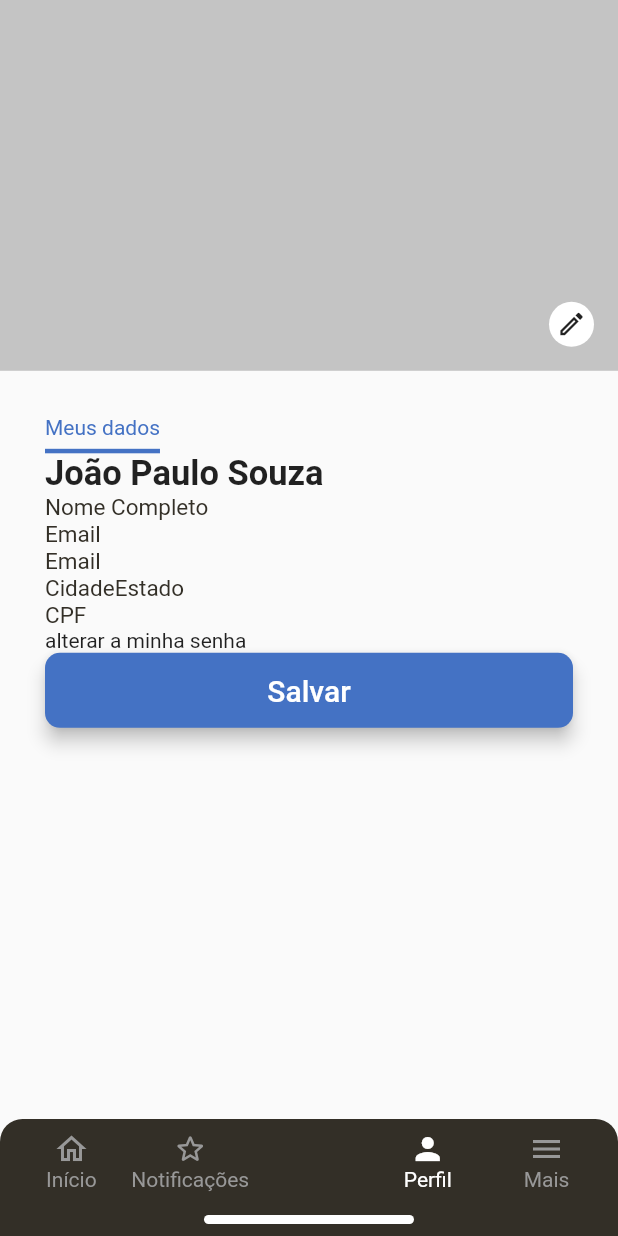
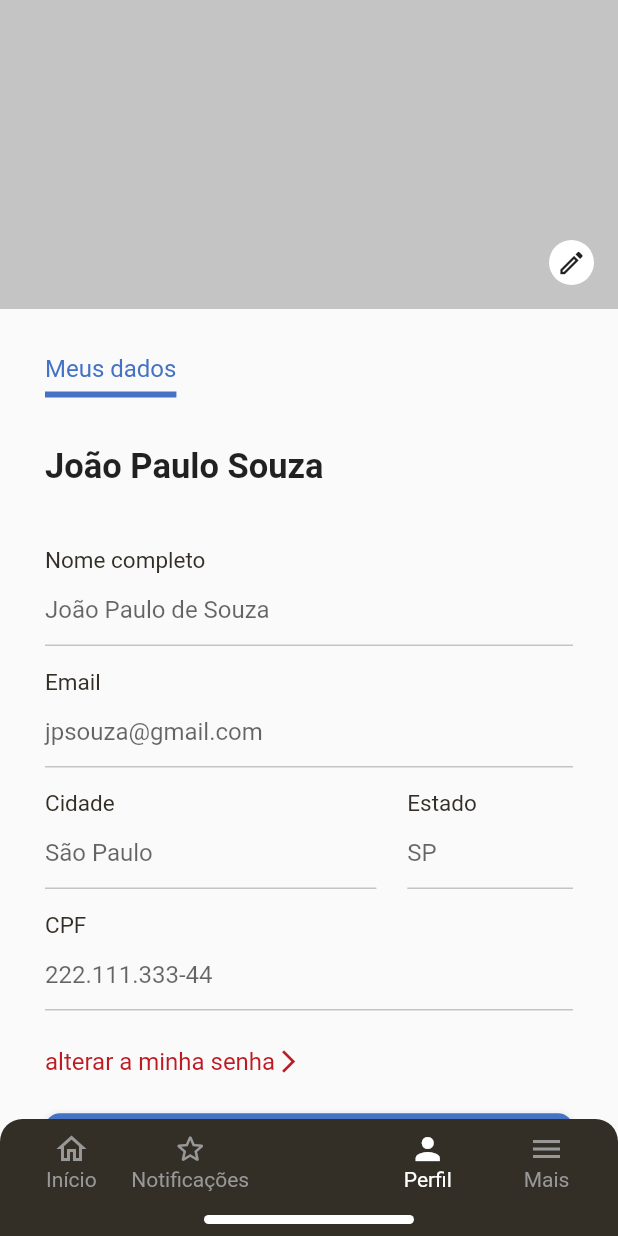
Before and after one commit to Gustavotc/psel-shinier-2021, a Flutter app: the screen it shows after launch, on a phone screen of 412 x 824 dp. Run offline on Flutter 3.47's test engine with Material 2 defaults, Android fonts, the phone set to English and light mode, and no system bars.

Commit message:
Commit: Finished profile page interface

```diff
--- a/lib/Screens/Profile/components/body.dart
+++ b/lib/Screens/Profile/components/body.dart
@@ -1,9 +1,12 @@
 import 'package:flutter/material.dart';
 import 'package:psel_shinier_2021/Screens/Profile/components/profile_header.dart';
-import 'package:psel_shinier_2021/Screens/Profile/components/profile_label_text.dart';
+import 'package:psel_shinier_2021/Screens/Profile/components/profile_item.dart';
+
 import 'package:psel_shinier_2021/components/CustomButton.dart';
 
+import 'change_password_button.dart';
 import 'custom_text_myprofile.dart';
+import 'text_user_name.dart';
 
 //Class to create Profile Page Body
 class Body extends StatefulWidget {
@@ -16,34 +19,67 @@ class Body extends StatefulWidget {
 class _BodyState extends State<Body> {
   @override
   Widget build(BuildContext context) {
-    //Size size = MediaQuery.of(context).size; //Screen size variable
+    Size size = MediaQuery.of(context).size; //Screen size variable
 
-    return Column(
-      crossAxisAlignment: CrossAxisAlignment.start,
+    return Column( //Column to wrap all the content
+      crossAxisAlignment: CrossAxisAlignment.start, //Left border aligment
       children: <Widget>[
-        ProfileHeader(),
+        ProfileHeader(), //Custom Widget to show a profile picture (Showing a color for demonstration)
         Padding(
           padding: EdgeInsets.all(30),
-          child: Column(
-            crossAxisAlignment: CrossAxisAlignment.start,
-            mainAxisSize: MainAxisSize.max,
+          child: Column( //Column to wrap the profile informations
+            crossAxisAlignment: CrossAxisAlignment.start, //Left border aligment
+            mainAxisSize: MainAxisSize.max, //Takes all the screen height avaliable
             children: <Widget>[
-              CustomTextMyProfile(),
-              Text("João Paulo Souza", style: TextStyle(fontWeight: FontWeight.bold, fontSize: 23),
+              CustomTextMyProfile(), //Custom Widget to show a Customized Text
+              SizedBox(height: size.height * 0.04),
+              TextUserName(name: "João Paulo Souza"), //Custom widget to show the username
+              SizedBox(height: size.height * 0.03),   //Space between Username and profile details
+              ProfileItem( //Custom widget to User full name
+                label: "Nome completo",
+                hint: "João Paulo de Souza",
+                onChanged: (value) {},
               ),
-              ProfileLabelText(text: "Nome Completo"),
-              //Name
-              ProfileLabelText(text: "Email"),
-              ProfileLabelText(text: "Email"),
-              Row(
+              ProfileItem( //Custom widget to User email
+                label: "Email",
+                hint: "jpsouza@gmail.com",
+                onChanged: (value) {},
+              ),
+              Row( //Custom widget to city and state
                 children: <Widget>[
-                  ProfileLabelText(text: "Cidade"),
-                  ProfileLabelText(text: "Estado"),
+                  Flexible(
+                    flex: 2, //Determines the proportion of the widgets
+                    child: ProfileItem(
+                      label: "Cidade",
+                      hint: "São Paulo",
+                      onChanged: (value) {},
+                    ),
+                  ),
+                  SizedBox(
+                    width: size.width * 0.05,
+                  ),
+                  Flexible( //Determines the proportion of the widgets
+                    flex: 1,
+                    child: ProfileItem(
+                      label: "Estado",
+                      hint: "SP",
+                      onChanged: (value) {},
+                    ),
+                  ),
                 ],
               ),
-              ProfileLabelText(text: "CPF"),
-              Text("alterar a minha senha"),
-              CustomButton(text: "Salvar", onPressed: () {/* To-Do onPressed */})
+              ProfileItem( //Custom widget to User CPF
+                label: "CPF",
+                hint: "222.111.333-44",
+                onChanged: (value) {/* To-Do onChanged */},
+              ),
+              SizedBox(height: size.height * 0.03),
+              ChangePasswordButton(), //Custom buttom to change user password
+              SizedBox(height: size.height * 0.03),
+              CustomButton( //Custom buttom to save profile informations modifications
+                  text: "Salvar",
+                  onPressed: () {/* To-Do onPressed (Save informations) */}
+               ),
             ],
           ),
         ),
--- /dev/null
+++ b/lib/Screens/Profile/components/change_password_button.dart
@@ -0,0 +1,32 @@
+import 'package:flutter/material.dart';
+
+//Class to create a custom change password button
+class ChangePasswordButton extends StatelessWidget {
+  const ChangePasswordButton({
+    Key key,
+  }) : super(key: key);
+
+  @override
+  Widget build(BuildContext context) {
+    return InkWell(
+      onTap:() {/*To-Do onTap (changes user password) */},
+      child: Row(
+        mainAxisSize: MainAxisSize.min, //Row only wrap the children
+        children: <Widget>[
+          Text( //Butoton text
+            "alterar a minha senha",
+            style: TextStyle(
+              fontSize: 16,
+              color: Color(0xffBD1B24),
+            ),
+          ),
+          Icon(  //Button Icon
+            Icons.arrow_forward_ios_sharp,
+            size: 18,
+            color: Color(0xffBD1B24),
+          ),
+        ],
+      ),
+    );
+  }
+}
--- a/lib/Screens/Profile/components/custom_text_myprofile.dart
+++ b/lib/Screens/Profile/components/custom_text_myprofile.dart
@@ -1,5 +1,6 @@
 import 'package:flutter/material.dart';
 
+//Class to create a custom Widget, similar to a tabBar
 class CustomTextMyProfile extends StatelessWidget {
   const CustomTextMyProfile({
     Key key,
@@ -7,12 +8,12 @@ class CustomTextMyProfile extends StatelessWidget {
 
   @override
   Widget build(BuildContext context) {
-    return Container(
+    return Container( //Creates a custom container with bottom border and a text
       decoration: BoxDecoration(
           border: Border(
         bottom: BorderSide(
           color: Color(0xff4472C4),
-          width: 3,
+          width: 4,
         ),
       )),
       child: Padding(
@@ -20,6 +21,7 @@ class CustomTextMyProfile extends StatelessWidget {
         child: Text(
           "Meus dados",
           style: TextStyle(
+            fontSize: 16,
             color: Color(0xff4472C4),
             ),
             textAlign: TextAlign.start,
--- a/lib/Screens/Profile/components/profile_header.dart
+++ b/lib/Screens/Profile/components/profile_header.dart
@@ -12,7 +12,7 @@ class ProfileHeader extends StatelessWidget {
 
     return Stack(children: <Widget>[
       Container(
-        height: size.height * 0.3,
+        height: size.height * 0.25,
         width: size.width,
         color: Color(0xffC4C4C4),
         //child: Image.asset(""),
--- /dev/null
+++ b/lib/Screens/Profile/components/profile_item.dart
@@ -0,0 +1,46 @@
+import 'package:flutter/material.dart';
+
+//Class to create a custom profile item
+class ProfileItem extends StatelessWidget {
+  final String label; // Input label text
+  final String hint; // Hint Text
+  final ValueChanged onChanged; // On Valeu changed Function
+
+  //Constructor to receive the parameters
+  const ProfileItem({
+    @required this.label,
+    @required this.hint,
+    @required this.onChanged,
+    });
+
+  @override
+  Widget build(BuildContext context) {
+    return Column(
+      crossAxisAlignment: CrossAxisAlignment.start,
+      children: <Widget>[
+        Padding(
+          padding: const EdgeInsets.only(top: 15.0),
+          child: Text(
+            label, //Customized label text receives the constructor label value
+            style: TextStyle(fontSize: 15, color: Color(0xff332F27)),
+          ),
+        ),
+        TextField( //Custom TextField,
+          decoration: InputDecoration(
+            hintText: hint, //Hint text received by the constructor
+            floatingLabelBehavior: FloatingLabelBehavior.always,
+            enabledBorder: UnderlineInputBorder( //custom bottom border color when enabled
+              borderSide: BorderSide(color: Color(0xffC4C4C4)),
+            ),
+            focusedBorder: UnderlineInputBorder(  //custom bottom border color when focused
+              borderSide: BorderSide(color: Color(0xffC4C4C4)),
+            ),
+            border: UnderlineInputBorder( //custom bottom border
+              borderSide: BorderSide(color: Color(0xffC4C4C4)),
+            ),
+          ),
+        ),
+      ],
+    );
+  }
+}
--- a/lib/Screens/Profile/components/profile_label_text.dart
+++ /dev/null
@@ -1,21 +0,0 @@
-import 'package:flutter/material.dart';
-
-class ProfileLabelText extends StatelessWidget {
-
-  final String text;
-
-  const ProfileLabelText({
-    @required this.text
-  });
-
-  @override
-  Widget build(BuildContext context) {
-    return Text(
-      text,
-      style: TextStyle(
-        fontSize: 15,
-        color: Color(0xff332F27)
-        ),
-        );
-  }
-}
--- /dev/null
+++ b/lib/Screens/Profile/components/text_user_name.dart
@@ -0,0 +1,18 @@
+import 'package:flutter/material.dart';
+
+class TextUserName extends StatelessWidget {
+
+  final String name;
+
+  const TextUserName({
+    @required this.name,
+  });
+
+  @override
+  Widget build(BuildContext context) {
+    return Text(
+      name,
+      style: TextStyle(fontWeight: FontWeight.bold, fontSize: 23),
+    );
+  }
+}
--- a/lib/Screens/Profile/profile_screen.dart
+++ b/lib/Screens/Profile/profile_screen.dart
@@ -14,7 +14,11 @@ class _ProfileScreenState extends State<ProfileScreen> {
   @override
   Widget build(BuildContext context) {
     return Scaffold(
-      body: SafeArea(child: SingleChildScrollView(child: Body())), //Calls Profile Page body
+      body: SafeArea( //ensures that widgets will be displayed
+        child: SingleChildScrollView( //Profile page ScrollView
+          child: Body() //Calls Profile Page body
+          ),
+          ),
     );
   }
 }
--- a/lib/main.dart
+++ b/lib/main.dart
@@ -1,6 +1,4 @@
 import 'package:flutter/material.dart';
-import 'package:psel_shinier_2021/Screens/Profile/profile_screen.dart';
-
 
 import 'Screens/Home/home_screen.dart';
 
```
